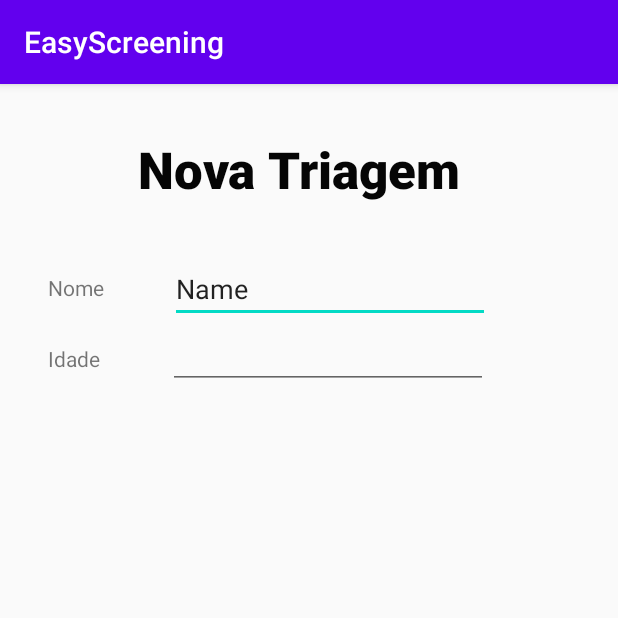
After one commit to joaomftorres/AppTriagem, an Android app: the ActivityNovaTriagem screen opened directly, with no data from a screen before it, on a phone screen of 412 x 824 dp, the top half of it. The commit adds this screen. Run offline under Robolectric (Android 15) with nearby library versions, the phone set to English and light mode, and no system bars.

Commit message:
Criação de nova activity e internacionalização da app

```diff
--- a/app/src/main/AndroidManifest.xml
+++ b/app/src/main/AndroidManifest.xml
@@ -9,7 +9,9 @@
         android:roundIcon="@mipmap/ic_launcher_round"
         android:supportsRtl="true"
         android:theme="@style/AppTheme">
-        <activity android:name=".ActivityPacientes"></activity>
+        <activity android:name=".ActivityNovaTriagem"></activity>
+        <activity android:name=".ActivityEstatisticas" />
+        <activity android:name=".ActivityPacientes" />
         <activity android:name=".ActivityTriagens" />
         <activity android:name=".MainActivity">
             <intent-filter>
--- /dev/null
+++ b/app/src/main/java/pt/ipg/apptriagem/ActivityNovaTriagem.java
@@ -0,0 +1,14 @@
+package pt.ipg.apptriagem;
+
+import androidx.appcompat.app.AppCompatActivity;
+
+import android.os.Bundle;
+
+public class ActivityNovaTriagem extends AppCompatActivity {
+
+    @Override
+    protected void onCreate(Bundle savedInstanceState) {
+        super.onCreate(savedInstanceState);
+        setContentView(R.layout.activity_nova_triagem);
+    }
+}
--- a/app/src/main/res/layout/activity_main.xml
+++ b/app/src/main/res/layout/activity_main.xml
@@ -15,10 +15,8 @@
 
     <Button
         android:id="@+id/buttontriagem"
-
         android:layout_width="230dp"
         android:layout_height="45dp"
-
         android:layout_marginTop="340dp"
         android:background="@drawable/btnskin"
         android:hint="@string/buttontriagem"
@@ -37,10 +35,8 @@
 
     <Button
         android:id="@+id/buttonpacientes"
-
         android:layout_width="230dp"
         android:layout_height="45dp"
-
         android:layout_marginTop="407dp"
         android:background="@drawable/btnskin"
         android:onClick="buttonpacientes"
@@ -58,10 +54,8 @@
 
     <Button
         android:id="@+id/buttonestatisticas"
-
         android:layout_width="230dp"
         android:layout_height="45dp"
-
         android:layout_marginTop="476dp"
         android:background="@drawable/btnskin"
         android:shadowColor="#A8A8A8"
--- /dev/null
+++ b/app/src/main/res/layout/activity_nova_triagem.xml
@@ -0,0 +1,70 @@
+<?xml version="1.0" encoding="utf-8"?>
+<androidx.constraintlayout.widget.ConstraintLayout xmlns:android="http://schemas.android.com/apk/res/android"
+    xmlns:app="http://schemas.android.com/apk/res-auto"
+    xmlns:tools="http://schemas.android.com/tools"
+    android:layout_width="match_parent"
+    android:layout_height="match_parent"
+    tools:context=".ActivityNovaTriagem">
+
+    <EditText
+        android:id="@+id/editText2"
+        android:layout_width="wrap_content"
+        android:layout_height="wrap_content"
+        android:layout_marginStart="113dp"
+        android:layout_marginLeft="113dp"
+        android:layout_marginTop="114dp"
+        android:ems="10"
+        android:inputType="textPersonName"
+        android:text="Name"
+        app:layout_constraintStart_toStartOf="parent"
+        app:layout_constraintTop_toTopOf="parent" />
+
+    <EditText
+        android:id="@+id/editText3"
+        android:layout_width="wrap_content"
+        android:layout_height="wrap_content"
+        android:layout_marginStart="112dp"
+        android:layout_marginLeft="112dp"
+        android:layout_marginTop="158dp"
+        android:ems="10"
+        android:inputType="number"
+        app:layout_constraintStart_toStartOf="parent"
+        app:layout_constraintTop_toTopOf="parent" />
+
+    <TextView
+        android:id="@+id/textViewIdade"
+        android:layout_width="wrap_content"
+        android:layout_height="wrap_content"
+        android:layout_marginStart="32dp"
+        android:layout_marginLeft="32dp"
+        android:layout_marginTop="173dp"
+        android:text="Idade"
+        app:layout_constraintStart_toStartOf="parent"
+        app:layout_constraintTop_toTopOf="parent" />
+
+    <TextView
+        android:id="@+id/textViewNovaTriagem"
+        android:layout_width="227dp"
+        android:layout_height="45dp"
+        android:layout_marginStart="92dp"
+        android:layout_marginLeft="92dp"
+        android:layout_marginTop="34dp"
+        android:text="@string/textViewNovaTriagem"
+        android:textAppearance="@style/TextAppearance.AppCompat.Display1"
+        android:textColor="#050505"
+        app:fontFamily="sans-serif-black"
+        app:layout_constraintStart_toStartOf="parent"
+        app:layout_constraintTop_toTopOf="parent" />
+
+    <TextView
+        android:id="@+id/textViewNome"
+        android:layout_width="wrap_content"
+        android:layout_height="wrap_content"
+        android:layout_marginStart="32dp"
+        android:layout_marginLeft="32dp"
+        android:layout_marginTop="126dp"
+        android:text="Nome"
+        app:layout_constraintStart_toStartOf="parent"
+        app:layout_constraintTop_toTopOf="parent" />
+
+</androidx.constraintlayout.widget.ConstraintLayout>
--- a/app/src/main/res/values/strings.xml
+++ b/app/src/main/res/values/strings.xml
@@ -8,4 +8,5 @@
     <string name="buttonconsultartriagem">Consultar Triagem</string>
     <string name="textViewPacientes">Pacientes</string>
     <string name="buttonestatisticas">Estatisticas</string>
+    <string name="textViewNovaTriagem">Nova Triagem</string>
 </resources>
```
Also changed, not shown: app/src/main/java/pt/ipg/apptriagem/ActivityEstatisticas.java (added, +14 -0 lines), app/src/main/java/pt/ipg/apptriagem/ActivityTriagens.java (+9 -0 lines), app/src/main/res/layout/activity_estatisticas.xml (added, +9 -0 lines), app/src/main/res/layout/activity_pacientes.xml (+8 -19 lines), app/src/main/res/layout/activity_triagens.xml (+36 -19 lines).
